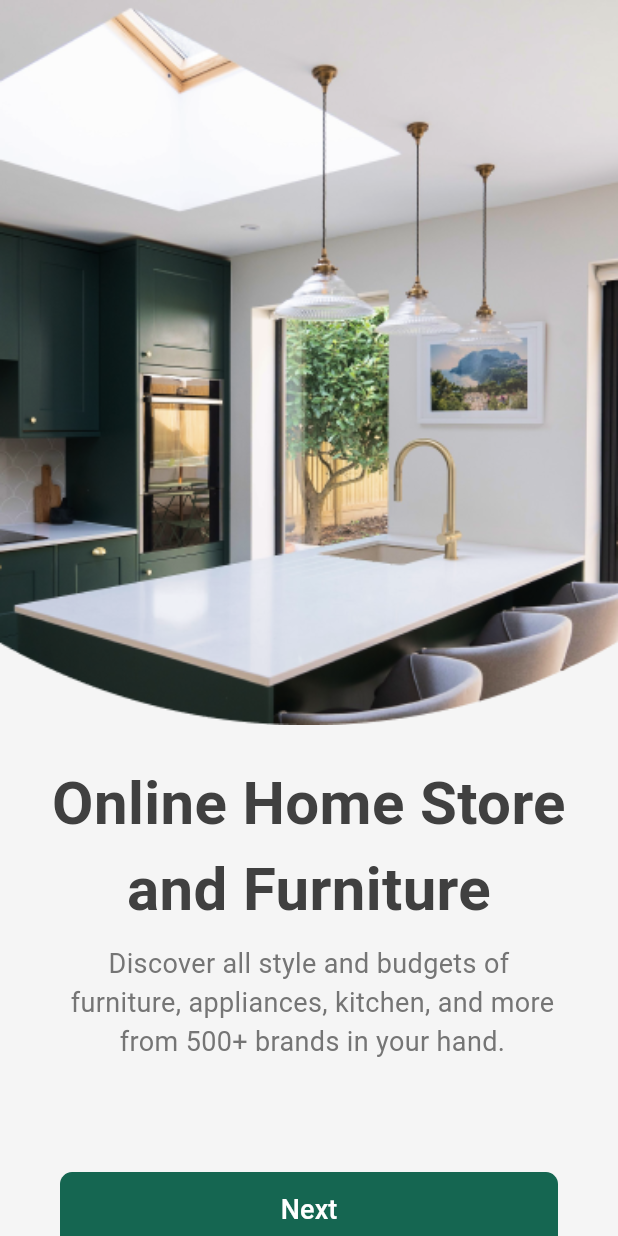
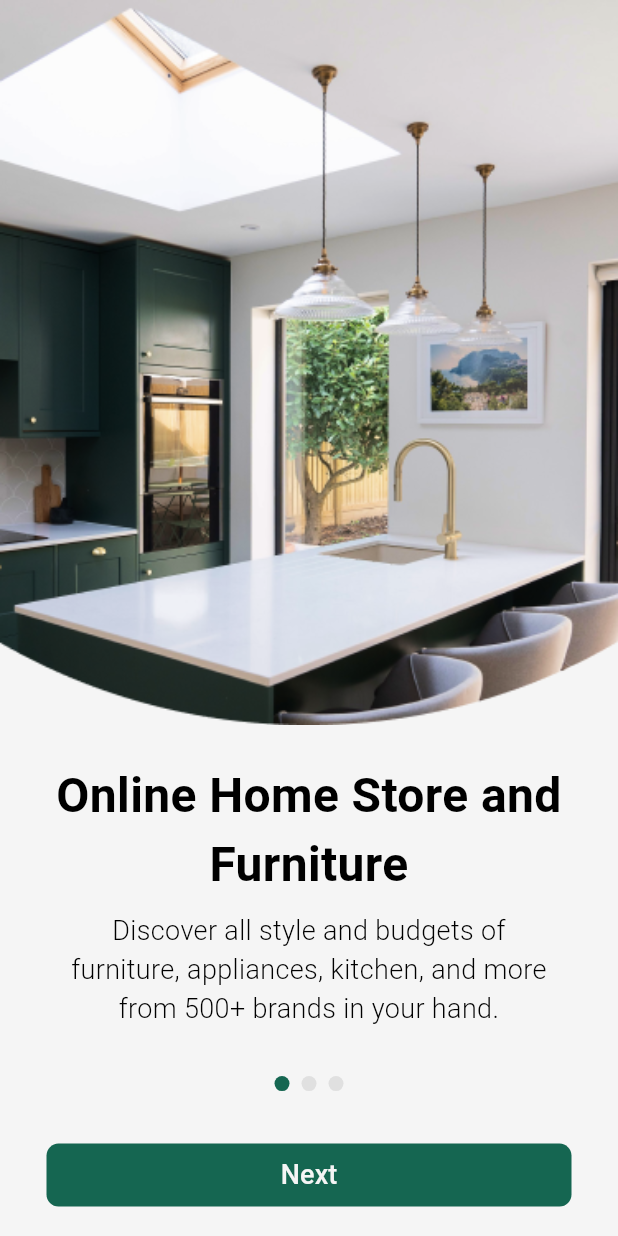
Before and after one commit to AhmedKhedr1/HomeHaven, a Flutter app: the screen it shows after launch, on a phone screen of 412 x 824 dp. Run offline on Flutter 3.47's test engine with Material 3 defaults, Android fonts, the phone set to English and light mode, and no system bars; our stand-ins replace flutter_svg, go_router.

Commit message:
Finish onboarding View

```diff
--- a/lib/core/utils/Styless.dart
+++ b/lib/core/utils/Styless.dart
@@ -11,7 +11,7 @@ abstract class Styless {
   static const Heading2 = TextStyle(
     color: Colors.black,
     fontSize: 32,
-    fontWeight: FontWeight.bold,
+    fontWeight: FontWeight.w700,
   );
   static const Heading3 = TextStyle(
     color: Colors.black,
@@ -26,7 +26,7 @@ abstract class Styless {
   static const Heading5 = TextStyle(
     color: Colors.black,
     fontSize: 18,
-    fontWeight: FontWeight.w700,
+    fontWeight: FontWeight.w300,
   );
   static const BodyRegular = TextStyle(
     color: Colors.black,
--- a/lib/core/widgets/Custom_button.dart
+++ b/lib/core/widgets/Custom_button.dart
@@ -3,15 +3,17 @@
 import 'package:flutter/material.dart';
 
 class CustomButton extends StatelessWidget {
-  CustomButton({super.key, required this.onPressed, required this.textbutton});
+  CustomButton({super.key, required this.onPressed, required this.textbutton, required this.width, required this.height, required this.textcolor, required this.buttoncolor});
   void Function()? onPressed;
   final String textbutton;
+  final double width,height;
+  final Color textcolor,buttoncolor;
   @override
   Widget build(BuildContext context) {
     return TextButton(
       style: TextButton.styleFrom(
-        minimumSize: Size(double.infinity, 50),
-        backgroundColor: Color(0xff156651),
+        backgroundColor: buttoncolor,
+        minimumSize: Size(width, height),
         shape: RoundedRectangleBorder(
           borderRadius: BorderRadius.circular(8),
         ),
@@ -19,7 +21,7 @@ class CustomButton extends StatelessWidget {
       onPressed: onPressed,
       child: Text(
         textbutton,
-        style: TextStyle(color: Colors.white, fontSize: 18),
+        style: TextStyle(color: textcolor, fontSize: 18),
       ),
     );
   }
--- a/lib/features/Auth/presentation/Widgets/LoginView_body.dart
+++ b/lib/features/Auth/presentation/Widgets/LoginView_body.dart
@@ -69,7 +69,7 @@ class LoginviewBody extends StatelessWidget {
                   onPressed: () {
                     GoRouter.of(context).push(Approuter.KhomeView);
                   },
-                  textbutton: 'Log in',
+                  textbutton: 'Log in', width: double.infinity, height: 34, textcolor: Colors.white, buttoncolor: KPrimaryColor,
                 ),
                 SizedBox(
                   height: 32,
--- a/lib/features/Auth/presentation/Widgets/Register_view_body.dart
+++ b/lib/features/Auth/presentation/Widgets/Register_view_body.dart
@@ -1,4 +1,5 @@
 import 'package:flutter/material.dart';
+import 'package:homehaven/Constant.dart';
 import 'package:homehaven/core/utils/Assets.dart';
 import 'package:homehaven/core/utils/Styless.dart';
 import 'package:homehaven/core/widgets/Custom_TexField.dart';
@@ -75,7 +76,14 @@ class RegisterViewBody extends StatelessWidget {
           SizedBox(
             height: 24,
           ),
-          CustomButton(onPressed: () {}, textbutton: 'Create Account'),
+          CustomButton(
+            onPressed: () {},
+            textbutton: 'Create Account',
+            width: double.infinity,
+            height: 34,
+            textcolor: Colors.white,
+            buttoncolor: KPrimaryColor,
+          ),
           SizedBox(
             height: 32,
           ),
--- a/lib/features/Home/Presentation/Widgets/CustomDot.dart
+++ /dev/null
@@ -1,22 +0,0 @@
-
-import 'package:flutter/material.dart';
-import 'package:homehaven/Constant.dart';
-
-class CustomDot extends StatelessWidget {
-  const CustomDot({super.key, required this.isactive});
-  final bool isactive;
-  @override
-  Widget build(BuildContext context) {
-    return AnimatedContainer(
-      duration: Duration(milliseconds: 300),
-      height: 10,
-      width: 10,
-      decoration: ShapeDecoration(
-        color:isactive?KPrimaryColor: Color(0xffE0E0E0),
-        shape: RoundedRectangleBorder(
-          borderRadius: BorderRadius.circular(12),
-        ),
-      ),
-    );
-  }
-}
--- a/lib/features/Home/Presentation/Widgets/Dots_indicator.dart
+++ b/lib/features/Home/Presentation/Widgets/Dots_indicator.dart
@@ -1,6 +1,6 @@
-
+// ignore_for_file: camel_case_types, non_constant_identifier_names, file_names
 import 'package:flutter/material.dart';
-import 'package:homehaven/features/Home/Presentation/Widgets/CustomDot.dart';
+import 'package:homehaven/features/Home/Presentation/Widgets/Custom_dot.dart';
 
 class Dots_indicator extends StatelessWidget {
   const Dots_indicator({
--- a/lib/features/Onboarding/Presentation/views/Onboarding_view.dart
+++ b/lib/features/Onboarding/Presentation/views/Onboarding_view.dart
@@ -1,14 +1,15 @@
+// ignore_for_file: must_be_immutable, prefer_const_constructors_in_immutables
 import 'package:flutter/material.dart';
-import 'package:homehaven/features/Onboarding/Presentation/widgets/OnBoarding_View_Body.dart';
+import 'package:homehaven/features/Onboarding/Presentation/widgets/onBoardingpageview.dart';
 
 class OnboardingView extends StatelessWidget {
-  const OnboardingView({super.key});
+  OnboardingView({super.key});
 
   @override
   Widget build(BuildContext context) {
     return Scaffold(
       backgroundColor: Color(0xffF5F5F5),
-      body: OnBoardingViewBody(),
+      body: onBoardingpageview(),
     );
   }
 }
--- /dev/null
+++ b/lib/features/Onboarding/Presentation/widgets/Button_bar.dart
@@ -0,0 +1,57 @@
+
+import 'package:flutter/material.dart';
+import 'package:homehaven/Constant.dart';
+import 'package:homehaven/core/widgets/Custom_button.dart';
+
+class Button_bar extends StatelessWidget {
+  const Button_bar({
+    super.key,
+    required this.currentPageIndex,
+    required this.onNextPressed,required this.onBackPressed,
+  });
+
+  final int currentPageIndex;
+  final void Function()? onNextPressed, onBackPressed;
+
+  @override
+  Widget build(BuildContext context) {
+    return Padding(
+      padding: EdgeInsets.symmetric(horizontal: 16),
+      child: Row(
+        mainAxisAlignment: MainAxisAlignment.center,
+        children: currentPageIndex == 0
+            ? [
+                CustomButton(
+                  onPressed: onNextPressed,
+                  textbutton: 'Next',
+                  width: 350,
+                  height: 40,
+                  textcolor: KBackgroundColor,
+                  buttoncolor: KPrimaryColor,
+                ),
+              ]
+            : [
+                CustomButton(
+                  onPressed: onBackPressed,
+                  textbutton: 'Back',
+                  width: 100,
+                  height: 40,
+                  textcolor: KPrimaryColor,
+                  buttoncolor: KBackgroundColor,
+                ),
+                SizedBox(
+                  width: 16,
+                ),
+                CustomButton(
+                  onPressed: onNextPressed,
+                  textbutton: 'Next',
+                  width: 223,
+                  height: 40,
+                  textcolor: KBackgroundColor,
+                  buttoncolor: KPrimaryColor,
+                ),
+              ],
+      ),
+    );
+  }
+}
--- a/lib/features/Onboarding/Presentation/widgets/OnBoarding_View_Body.dart
+++ b/lib/features/Onboarding/Presentation/widgets/OnBoarding_View_Body.dart
@@ -1,21 +1,27 @@
+// ignore_for_file: must_be_immutable
 import 'package:flutter/material.dart';
-import 'package:go_router/go_router.dart';
-import 'package:homehaven/core/utils/Approuter.dart';
-import 'package:homehaven/core/utils/Assets.dart';
-import 'package:homehaven/core/widgets/Custom_button.dart';
+import 'package:homehaven/core/utils/Styless.dart';
+import 'package:homehaven/features/Home/Presentation/Widgets/Dots_indicator.dart';
+import 'package:homehaven/features/Onboarding/Presentation/widgets/Button_bar.dart';
+import 'package:homehaven/features/Onboarding/data/models/Onboarding_page_model.dart';
 
 class OnBoardingViewBody extends StatelessWidget {
-  const OnBoardingViewBody({
-    super.key,
-  });
-
+  OnBoardingViewBody(
+      {super.key,
+      required this.onboardingPageModel,
+      required this.currentPageIndex,
+      required this.onNextPressed,
+      required this.onBackPressed});
+  final OnboardingPageModel onboardingPageModel;
+  final int currentPageIndex;
+  void Function()? onNextPressed, onBackPressed;
   @override
   Widget build(BuildContext context) {
     return Column(
       mainAxisAlignment: MainAxisAlignment.start,
       children: [
         Image.asset(
-          Assets.onboarding1,
+          onboardingPageModel.image,
           fit: BoxFit.cover,
           width: double.infinity,
         ),
@@ -23,32 +29,32 @@ class OnBoardingViewBody extends StatelessWidget {
           height: 24,
         ),
         Text(
-          'Online Home Store\nand Furniture',
+          onboardingPageModel.Title,
           textAlign: TextAlign.center,
-          style: TextStyle(
-              fontSize: 40,
-              fontWeight: FontWeight.bold,
-              color: Color(0xff404040)),
+          style: Styless.Heading2,
         ),
         SizedBox(
           height: 8,
         ),
-        Text(
-          'Discover all style and budgets of \n furniture, appliances, kitchen, and more \n from 500+ brands in your hand.',
-          textAlign: TextAlign.center,
-          style: TextStyle(color: Color(0xff757575), fontSize: 18),
+        Padding(
+          padding: const EdgeInsets.symmetric(horizontal: 40),
+          child: Text(
+            onboardingPageModel.Subtitle,
+            textAlign: TextAlign.center,
+            style: Styless.Heading5,
+          ),
         ),
         SizedBox(
-          height: 74,
+          height: 32,
         ),
-        Padding(
-          padding: const EdgeInsets.symmetric(horizontal: 40),
-          child: CustomButton(
-            onPressed: () {
-              GoRouter.of(context).push(Approuter.KLoginView);
-            },
-            textbutton: 'Next',
-          ),
+        Dots_indicator(CurrentpageIndex: currentPageIndex),
+        SizedBox(
+          height: 32,
+        ),
+        Button_bar(
+          currentPageIndex: currentPageIndex,
+          onNextPressed: onNextPressed,
+          onBackPressed: onBackPressed,
         )
       ],
     );
--- /dev/null
+++ b/lib/features/Onboarding/Presentation/widgets/onBoardingpageview.dart
@@ -0,0 +1,71 @@
+
+import 'package:flutter/material.dart';
+import 'package:go_router/go_router.dart';
+import 'package:homehaven/core/utils/Approuter.dart';
+import 'package:homehaven/features/Onboarding/Presentation/widgets/OnBoarding_View_Body.dart';
+import 'package:homehaven/features/Onboarding/data/models/Onboarding_page_model.dart';
+
+class onBoardingpageview extends StatefulWidget {
+  const onBoardingpageview({super.key});
+
+  @override
+  State<onBoardingpageview> createState() => _onBoardingpageviewState();
+}
+
+class _onBoardingpageviewState extends State<onBoardingpageview> {
+   final PageController _pageController = PageController();
+  int _currentPage = 0;
+  List<OnboardingPageModel> items = [
+    OnboardingPageModel(
+        image: 'assets/images/onboarding1.png',
+        Title: 'Online Home Store and Furniture',
+        Subtitle:
+            'Discover all style and budgets of furniture, appliances, kitchen, and more from 500+ brands in your hand.'),
+    OnboardingPageModel(
+        image: 'assets/images/onboarding2.png',
+        Title: 'Delivery Right to Your Doorstep',
+        Subtitle:
+            'Sit back, and enjoy the convenience of our drivers delivering your order to your doorstep.'),
+    OnboardingPageModel(
+        image: 'assets/images/onboarding3.png',
+        Title: 'Get Support From Our Skilled Team',
+        Subtitle:
+            'If our products don\'tmeetyourexpectations,we\'re available 24/7 to assist you.')
+  ];
+  @override
+  Widget build(BuildContext context) {
+    return PageView.builder(
+        controller: _pageController,
+        itemCount: items.length,
+        onPageChanged: (index) {
+          setState(() {
+            _currentPage = index;
+          });
+        },
+        itemBuilder: ((context, index) {
+          return OnBoardingViewBody(
+            onboardingPageModel: items[index],
+            currentPageIndex: _currentPage,
+            onNextPressed: () {
+              if (_currentPage < items.length - 1) {
+                _pageController.nextPage(
+                  duration: const Duration(milliseconds: 300),
+                  curve: Curves.easeInOut,
+                );
+              } else {
+                GoRouter.of(context).push(Approuter.KLoginView);
+              }
+            },
+            onBackPressed: _currentPage > 0
+                ? () {
+                    _pageController.previousPage(
+                      duration: const Duration(milliseconds: 300),
+                      curve: Curves.easeInOut,
+                    );
+                  }
+                : null,
+          );
+        }),
+      );
+  }
+}
--- /dev/null
+++ b/lib/features/Onboarding/data/models/Onboarding_page_model.dart
@@ -0,0 +1,5 @@
+class OnboardingPageModel {
+  final String image, Title, Subtitle;
+  OnboardingPageModel(
+      {required this.image, required this.Title, required this.Subtitle});
+}
```
